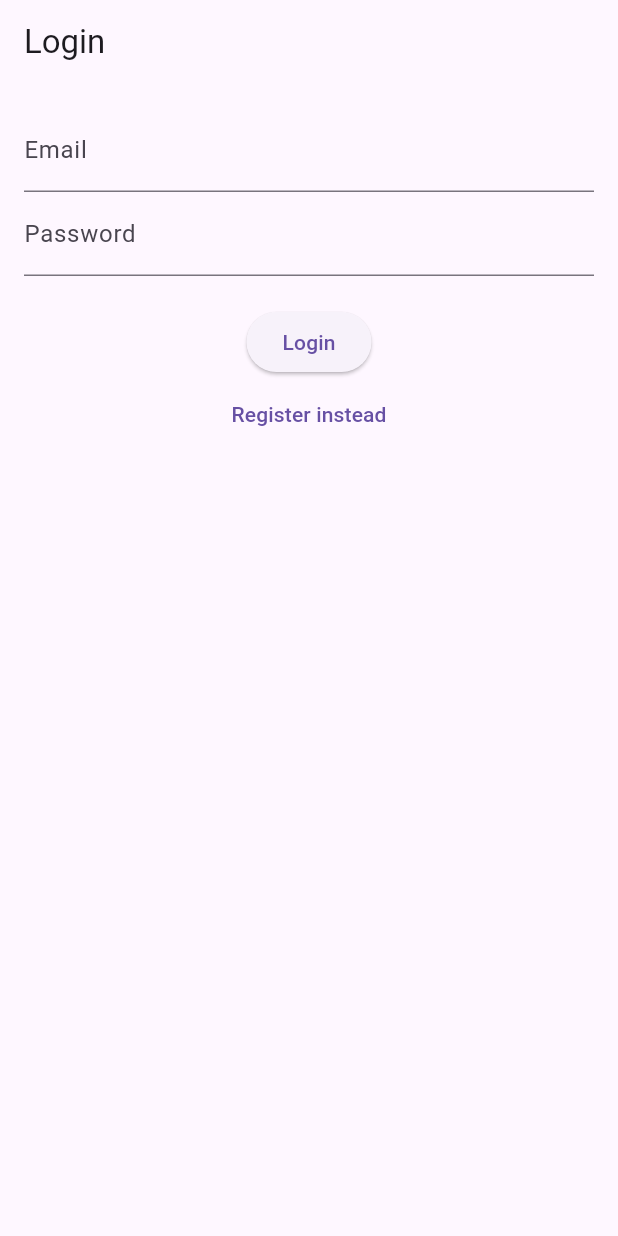
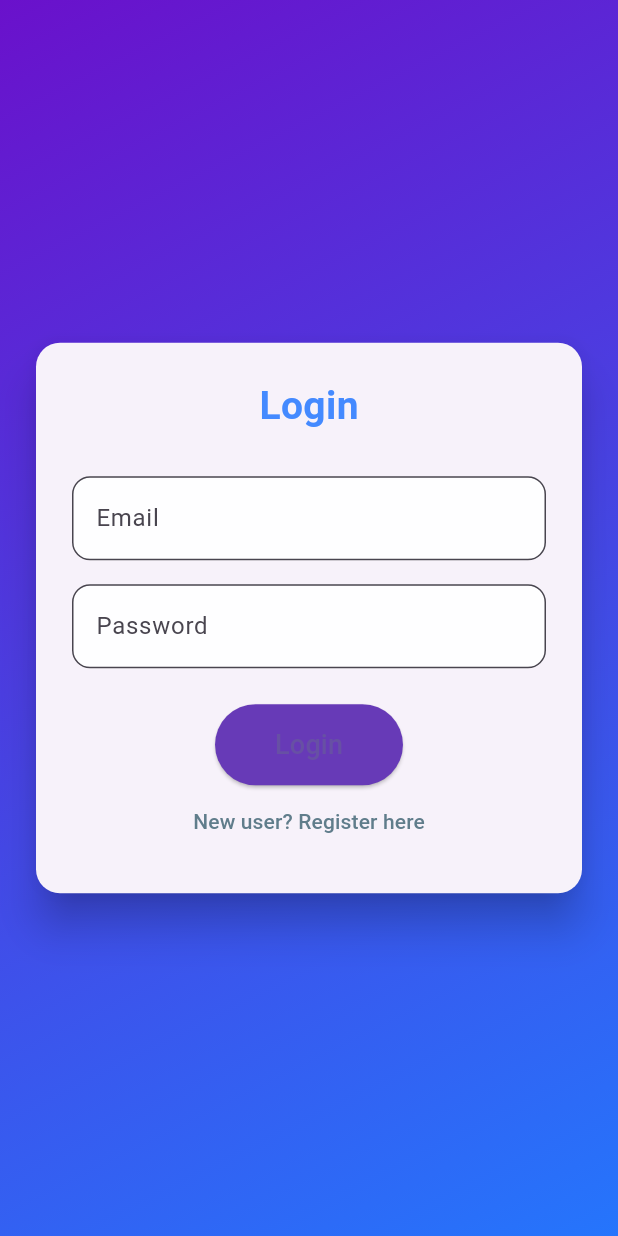
Before and after one commit to sricharan8462/Chatboard, a Flutter app: the screen it shows after launch, on a phone screen of 412 x 824 dp. Run offline on Flutter 3.47's test engine with Material 3 defaults, Android fonts, the phone set to English and light mode, and no system bars; our stand-ins replace cloud_firestore, firebase_auth, firebase_core, flutter_chat_types, flutter_chat_ui; accounts and stored records are empty.

Commit message:
login screen

```diff
--- a/lib/login_screen.dart
+++ b/lib/login_screen.dart
@@ -51,17 +51,17 @@ class _LoginScreenState extends State<LoginScreen> {
     try {
       UserCredential userCredential;
       if (_isLogin) {
-        // Login with email and password
         userCredential = await FirebaseAuth.instance.signInWithEmailAndPassword(
           email: _emailController.text.trim(),
           password: _passwordController.text.trim(),
         );
-        // Verify user data after login
+
         DocumentSnapshot userDoc =
             await FirebaseFirestore.instance
                 .collection('users')
                 .doc(userCredential.user!.uid)
                 .get();
+
         if (userDoc.exists) {
           Map<String, dynamic> data = userDoc.data() as Map<String, dynamic>;
           UserDetails user = UserDetails.fromMap(data);
@@ -69,9 +69,6 @@ class _LoginScreenState extends State<LoginScreen> {
             'User data after login: ${user.firstName} ${user.lastName}, Role: ${user.role}',
           );
         } else {
-          print(
-            'User document does not exist for UID: ${userCredential.user!.uid}',
-          );
           ScaffoldMessenger.of(context).showSnackBar(
             SnackBar(
               content: Text('User data not found. Please register first.'),
@@ -80,76 +77,132 @@ class _LoginScreenState extends State<LoginScreen> {
           return;
         }
       } else {
-        // Register new user
         userCredential = await FirebaseAuth.instance
             .createUserWithEmailAndPassword(
               email: _emailController.text.trim(),
               password: _passwordController.text.trim(),
             );
-        // Create UserDetails object
+
         UserDetails userDetails = UserDetails(
           firstName: _firstNameController.text.trim(),
           lastName: _lastNameController.text.trim(),
           role: 'user',
           registrationDate: DateTime.now(),
         );
-        // Save user data as a single document
+
         await FirebaseFirestore.instance
             .collection('users')
             .doc(userCredential.user!.uid)
             .set(userDetails.toMap());
+
         print(
-          'User data saved: ${userDetails.firstName} ${userDetails.lastName}',
+          'User registered: ${userDetails.firstName} ${userDetails.lastName}',
         );
       }
 
-      // Navigate to home screen
       Navigator.pushReplacementNamed(context, '/home');
     } catch (e) {
-      print('Auth error: $e');
       ScaffoldMessenger.of(
         context,
       ).showSnackBar(SnackBar(content: Text('Error: $e')));
     }
   }
 
+  Widget _buildTextField(
+    TextEditingController controller,
+    String labelText, {
+    bool obscureText = false,
+  }) {
+    return Padding(
+      padding: const EdgeInsets.symmetric(vertical: 8),
+      child: TextField(
+        controller: controller,
+        obscureText: obscureText,
+        decoration: InputDecoration(
+          labelText: labelText,
+          border: OutlineInputBorder(borderRadius: BorderRadius.circular(12)),
+          filled: true,
+          fillColor: Colors.white.withOpacity(0.9),
+        ),
+      ),
+    );
+  }
+
   @override
   Widget build(BuildContext context) {
     return Scaffold(
-      appBar: AppBar(title: Text(_isLogin ? 'Login' : 'Register')),
-      body: Padding(
-        padding: EdgeInsets.all(16.0),
+      body: Container(
+        decoration: const BoxDecoration(
+          gradient: LinearGradient(
+            colors: [Color(0xFF6A11CB), Color(0xFF2575FC)],
+            begin: Alignment.topLeft,
+            end: Alignment.bottomRight,
+          ),
+        ),
+        child: Center(
+          child: SingleChildScrollView(
+            child: Card(
+              margin: const EdgeInsets.symmetric(horizontal: 24),
+              shape: RoundedRectangleBorder(
+                borderRadius: BorderRadius.circular(16),
+              ),
+              elevation: 12,
+              child: Padding(
+                padding: const EdgeInsets.all(24.0),
                 child: Column(
+                  mainAxisSize: MainAxisSize.min,
                   children: [
+                    Text(
+                      _isLogin ? 'Login' : 'Register',
+                      style: TextStyle(
+                        fontSize: 26,
+                        fontWeight: FontWeight.bold,
+                        color: Colors.blueAccent,
+                      ),
+                    ),
+                    SizedBox(height: 20),
                     if (!_isLogin) ...[
-              TextField(
-                controller: _firstNameController,
-                decoration: InputDecoration(labelText: 'First Name'),
-              ),
-              TextField(
-                controller: _lastNameController,
-                decoration: InputDecoration(labelText: 'Last Name'),
-              ),
+                      _buildTextField(_firstNameController, 'First Name'),
+                      _buildTextField(_lastNameController, 'Last Name'),
                     ],
-            TextField(
-              controller: _emailController,
-              decoration: InputDecoration(labelText: 'Email'),
-            ),
-            TextField(
-              controller: _passwordController,
-              decoration: InputDecoration(labelText: 'Password'),
+                    _buildTextField(_emailController, 'Email'),
+                    _buildTextField(
+                      _passwordController,
+                      'Password',
                       obscureText: true,
                     ),
-            SizedBox(height: 20),
+                    SizedBox(height: 16),
                     ElevatedButton(
                       onPressed: _authUser,
-              child: Text(_isLogin ? 'Login' : 'Register'),
+                      style: ElevatedButton.styleFrom(
+                        padding: const EdgeInsets.symmetric(
+                          horizontal: 40,
+                          vertical: 14,
+                        ),
+                        shape: RoundedRectangleBorder(
+                          borderRadius: BorderRadius.circular(30),
+                        ),
+                        backgroundColor: Colors.deepPurple,
+                      ),
+                      child: Text(
+                        _isLogin ? 'Login' : 'Register',
+                        style: TextStyle(fontSize: 18),
+                      ),
                     ),
                     TextButton(
                       onPressed: () => setState(() => _isLogin = !_isLogin),
-              child: Text(_isLogin ? 'Register instead' : 'Login instead'),
+                      child: Text(
+                        _isLogin
+                            ? 'New user? Register here'
+                            : 'Already registered? Login',
+                        style: TextStyle(color: Colors.blueGrey),
+                      ),
                     ),
                   ],
+                ),
+              ),
+            ),
+          ),
         ),
       ),
     );
```
Lines whose indentation alone changed are shown as unchanged.
